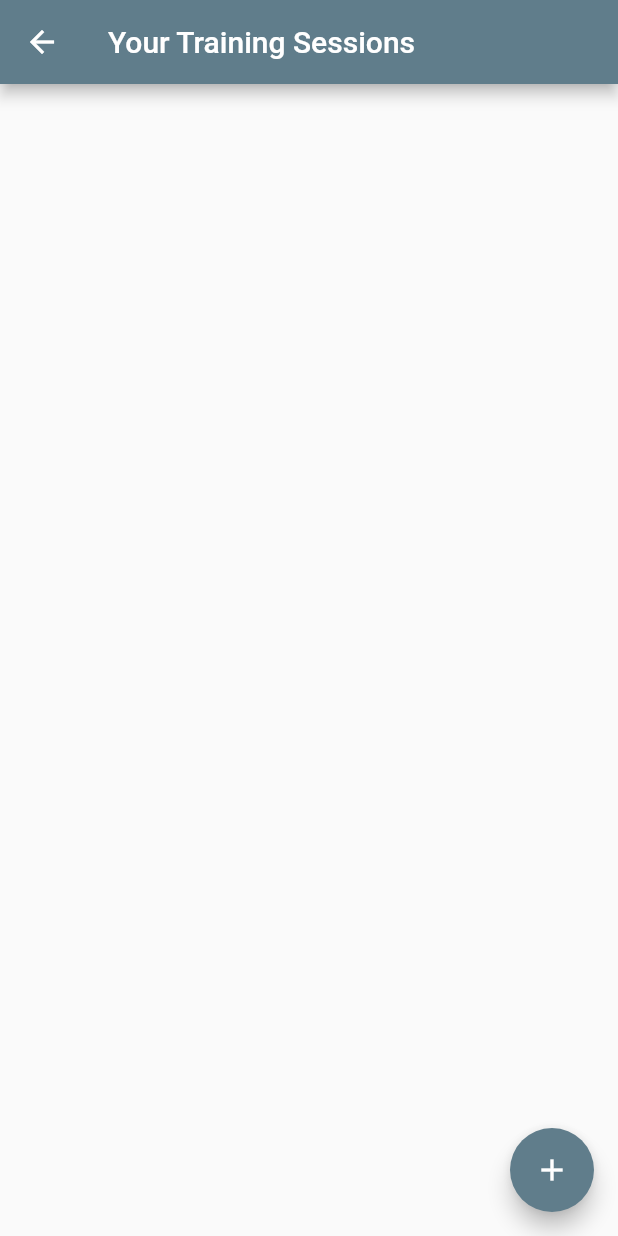
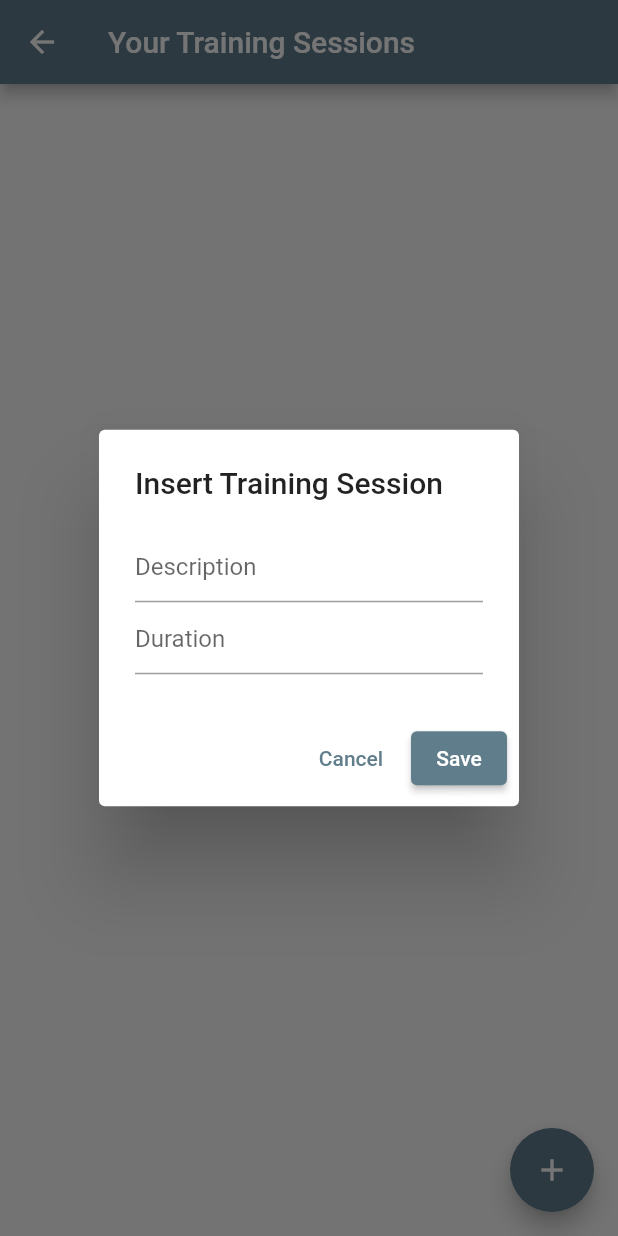
Before and after one commit to danielotieno/fitness-app-flutter, a Flutter app: the SessionsScreen screen opened directly, after a tap on the "add" icon, on a phone screen of 412 x 824 dp. Run offline on Flutter 3.47's test engine with Material 2 defaults, Android fonts, the phone set to English and light mode, and no system bars; our stand-ins replace flutter_dotenv, shared_preferences; accounts and stored records are empty.

```diff
--- a/lib/screens/sessions_screen.dart
+++ b/lib/screens/sessions_screen.dart
@@ -1,4 +1,7 @@
 import 'package:flutter/material.dart';
+
+import '../data/session.dart';
+import '../data/sp_helper.dart';
 
 class SessionsScreen extends StatefulWidget {
   const SessionsScreen({Key? key}) : super(key: key);
@@ -8,6 +11,16 @@ class SessionsScreen extends StatefulWidget {
 }
 
 class _SessionsScreenState extends State<SessionsScreen> {
+  final TextEditingController textDescription = TextEditingController();
+  final TextEditingController textDuration = TextEditingController();
+  final SPHelper helper = SPHelper();
+
+  @override
+  void initState() {
+    helper.init();
+    super.initState();
+  }
+
   @override
   Widget build(BuildContext context) {
     return Scaffold(
@@ -17,8 +30,55 @@ class _SessionsScreenState extends State<SessionsScreen> {
       body: Container(),
       floatingActionButton: FloatingActionButton(
         child: Icon(Icons.add),
-        onPressed: () {},
+        onPressed: () {
+          showSessionDialog(context);
+        },
       ),
     );
   }
+
+  Future<dynamic> showSessionDialog(BuildContext context) async {
+    return showDialog(
+        context: context,
+        builder: (BuildContext context) {
+          return AlertDialog(
+            title: Text('Insert Training Session'),
+            content: SingleChildScrollView(
+              child: Column(
+                children: [
+                  TextField(
+                    controller: textDescription,
+                    decoration: InputDecoration(hintText: 'Description'),
+                  ),
+                  TextField(
+                    controller: textDuration,
+                    decoration: InputDecoration(hintText: 'Duration'),
+                  ),
+                ],
+              ),
+            ),
+            actions: [
+              TextButton(
+                  onPressed: () {
+                    Navigator.pop(context);
+                    textDescription.text = '';
+                    textDuration.text = '';
+                  },
+                  child: Text('Cancel')),
+              ElevatedButton(onPressed: saveSession, child: Text('Save'))
+            ],
+          );
+        });
+  }
+
+  Future saveSession() async {
+    DateTime now = DateTime.now();
+    String today = '${now.day}-${now.month}-${now.year}';
+    Session newSession = Session(
+        1, today, textDescription.text, int.tryParse(textDuration.text) ?? 0);
+    helper.writeSession(newSession);
+    textDescription.text = '';
+    textDuration.text = '';
+    Navigator.pop(context);
+  }
 }
```
